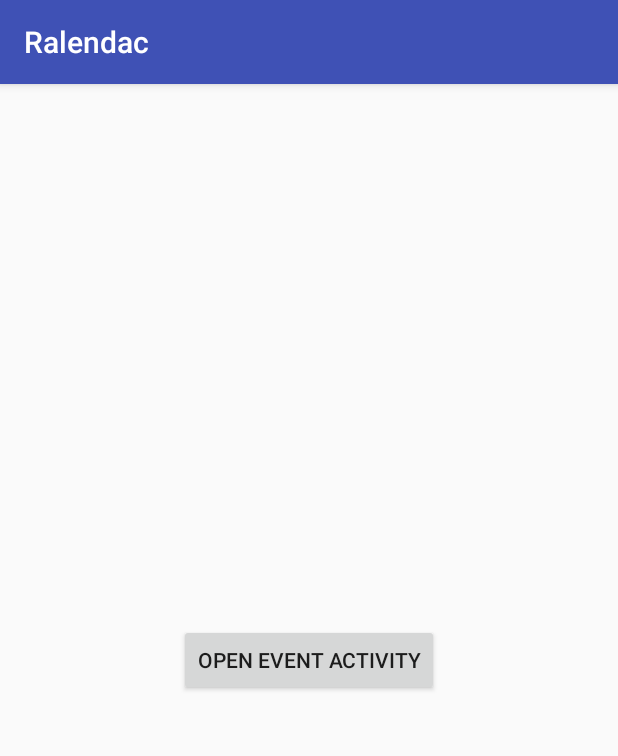
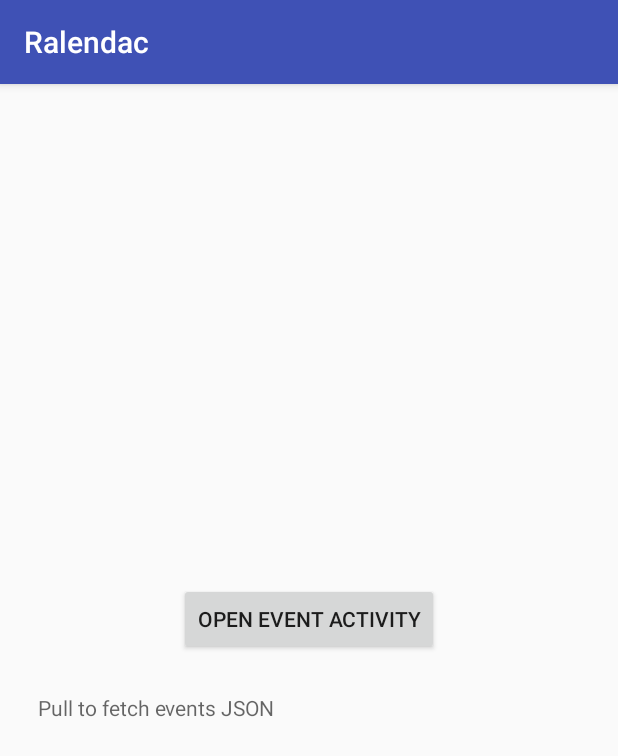
Before and after one commit to marvinyan/ralendac, an Android app: the screen it shows after launch (MainActivity), on a phone screen of 412 x 824 dp. Shown: the top 756 px of the screen. Run offline under Robolectric (Android 15) with nearby library versions, the phone set to English and light mode, and no system bars.

Commit message:
Implement swipe to get all events JSON

```diff
--- a/CalendarMobile/app/build.gradle
+++ b/CalendarMobile/app/build.gradle
@@ -23,6 +23,8 @@ dependencies {
     implementation 'com.android.support:appcompat-v7:28.0.0-alpha3'
     implementation 'com.android.support.constraint:constraint-layout:1.1.2'
     implementation 'joda-time:joda-time:2.10'
+    implementation 'com.android.volley:volley:1.1.0'
+
     testImplementation 'junit:junit:4.12'
     androidTestImplementation 'com.android.support.test:runner:1.0.2'
     androidTestImplementation 'com.android.support.test.espresso:espresso-core:3.0.2'
--- /dev/null
+++ b/CalendarMobile/app/src/main/java/me/marvinyan/ralendac/utilities/JsonUtils.java
@@ -0,0 +1,6 @@
+package me.marvinyan.ralendac.utilities;
+
+public class JsonUtils {
+//    public static Event[] getEventsFromJson(MainActivity mainActivity, String jsonResponse) {
+//    }
+}
--- a/CalendarMobile/app/src/main/res/layout/activity_main.xml
+++ b/CalendarMobile/app/src/main/res/layout/activity_main.xml
@@ -1,18 +1,34 @@
 <?xml version="1.0" encoding="utf-8"?>
+<android.support.v4.widget.SwipeRefreshLayout xmlns:android="http://schemas.android.com/apk/res/android"
+    android:id="@+id/swipeLayout"
+    android:layout_width="match_parent"
+    android:layout_height="match_parent">
+
     <LinearLayout xmlns:android="http://schemas.android.com/apk/res/android"
-    xmlns:tools="http://schemas.android.com/tools"
         android:layout_width="match_parent"
         android:layout_height="match_parent"
         android:gravity="center_vertical"
         android:orientation="vertical">
 
         <Button
-        android:id="@+id/event_trigger"
+            android:id="@+id/btn_open_event_activity"
             android:layout_width="wrap_content"
             android:layout_height="wrap_content"
             android:layout_gravity="center_horizontal"
-        android:text="Open Event Activity"
+            android:layout_marginTop="15dp"
             android:clickable="true"
+            android:focusable="true"
             android:onClick="showEventActivity"
-        android:focusable="true" />
+            android:text="Open Event Activity" />
+
+        <TextView
+            android:id="@+id/tv_json_log"
+            android:layout_width="match_parent"
+            android:layout_height="wrap_content"
+            android:layout_gravity="center_horizontal"
+            android:layout_margin="15dp"
+            android:hint="Pull to fetch events JSON"
+            android:padding="10dp" />
     </LinearLayout>
+
+</android.support.v4.widget.SwipeRefreshLayout>
```
Also changed, not shown: CalendarMobile/app/src/main/java/me/marvinyan/ralendac/MainActivity.java (+39 -0 lines), CalendarMobile/app/src/main/java/me/marvinyan/ralendac/utilities/NetworkUtils.java (added, +74 -0 lines), 2 other files. Lines whose indentation alone changed are shown as unchanged.
